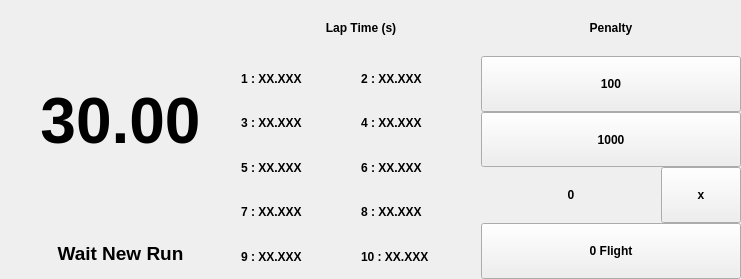
jomarin38/F3FChrono, file F3FChrono/gui/WChrono.ui: the form before one commit.
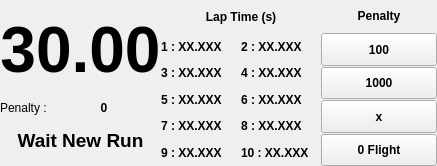
The form after the commit.

Commit message: Improve layout to be consistant with 480*320 display of RPi

Patch:
```diff
--- a/F3FChrono/gui/WChrono.ui
+++ b/F3FChrono/gui/WChrono.ui
@@ -6,8 +6,8 @@
    <rect>
     <x>0</x>
     <y>0</y>
-    <width>741</width>
-    <height>279</height>
+    <width>437</width>
+    <height>166</height>
    </rect>
   </property>
   <property name="sizePolicy">
@@ -22,7 +22,7 @@
   <property name="inputMethodHints">
    <set>Qt::ImhNone</set>
   </property>
-  <layout class="QHBoxLayout" name="horizontalLayout_3">
+  <layout class="QHBoxLayout" name="horizontalLayout_3" stretch="0,0,0">
    <property name="spacing">
     <number>0</number>
    </property>
@@ -79,6 +79,65 @@
        </property>
       </widget>
      </item>
+     <item>
+      <spacer name="verticalSpacer_3">
+       <property name="orientation">
+        <enum>Qt::Vertical</enum>
+       </property>
+       <property name="sizeHint" stdset="0">
+        <size>
+         <width>20</width>
+         <height>40</height>
+        </size>
+       </property>
+      </spacer>
+     </item>
+     <item>
+      <layout class="QHBoxLayout" name="horizontalLayout_4">
+       <item>
+        <widget class="QLabel" name="label">
+         <property name="text">
+          <string>Penalty :</string>
+         </property>
+        </widget>
+       </item>
+       <item>
+        <widget class="QLabel" name="penalty_value">
+         <property name="sizePolicy">
+          <sizepolicy hsizetype="Expanding" vsizetype="Expanding">
+           <horstretch>0</horstretch>
+           <verstretch>0</verstretch>
+          </sizepolicy>
+         </property>
+         <property name="minimumSize">
+          <size>
+           <width>0</width>
+           <height>0</height>
+          </size>
+         </property>
+         <property name="maximumSize">
+          <size>
+           <width>16777215</width>
+           <height>16777215</height>
+          </size>
+         </property>
+         <property name="font">
+          <font>
+           <pointsize>9</pointsize>
+           <weight>75</weight>
+           <bold>true</bold>
+          </font>
+         </property>
+         <property name="text">
+          <string>0</string>
+         </property>
+         <property name="alignment">
+          <set>Qt::AlignCenter</set>
+         </property>
+        </widget>
+       </item>
+      </layout>
+     </item>
      <item>
       <spacer name="verticalSpacer">
        <property name="orientation">
@@ -186,7 +245,7 @@
            </property>
            <property name="minimumSize">
             <size>
-             <width>100</width>
+             <width>80</width>
              <height>0</height>
             </size>
            </property>
@@ -296,7 +355,7 @@
            </property>
            <property name="minimumSize">
             <size>
-             <width>100</width>
+             <width>80</width>
              <height>0</height>
             </size>
            </property>
@@ -400,6 +459,12 @@
    </item>
    <item>
     <layout class="QVBoxLayout" name="verticalLayout_2">
+     <property name="spacing">
+      <number>1</number>
+     </property>
+     <property name="sizeConstraint">
+      <enum>QLayout::SetMinAndMaxSize</enum>
+     </property>
      <item>
       <widget class="QLabel" name="penaltyLabel">
        <property name="sizePolicy">
@@ -468,65 +533,10 @@
        <property name="sizeConstraint">
         <enum>QLayout::SetMinAndMaxSize</enum>
        </property>
-       <item>
-        <spacer name="horizontalSpacer_2">
-         <property name="orientation">
-          <enum>Qt::Horizontal</enum>
-         </property>
-         <property name="sizeHint" stdset="0">
-          <size>
-           <width>40</width>
-           <height>20</height>
-          </size>
-         </property>
-        </spacer>
-       </item>
-       <item>
-        <widget class="QLabel" name="penalty_value">
-         <property name="sizePolicy">
-          <sizepolicy hsizetype="Expanding" vsizetype="Expanding">
-           <horstretch>0</horstretch>
-           <verstretch>0</verstretch>
-          </sizepolicy>
-         </property>
-         <property name="minimumSize">
-          <size>
-           <width>100</width>
-           <height>0</height>
-          </size>
-         </property>
-         <property name="font">
-          <font>
-           <pointsize>9</pointsize>
-           <weight>75</weight>
-           <bold>true</bold>
-          </font>
-         </property>
-         <property name="text">
-          <string>0</string>
-         </property>
-         <property name="alignment">
-          <set>Qt::AlignCenter</set>
-         </property>
-        </widget>
-       </item>
-       <item>
-        <spacer name="horizontalSpacer">
-         <property name="orientation">
-          <enum>Qt::Horizontal</enum>
-         </property>
-         <property name="sizeHint" stdset="0">
-          <size>
-           <width>40</width>
-           <height>20</height>
-          </size>
-         </property>
-        </spacer>
-       </item>
        <item>
         <widget class="QPushButton" name="btn_clear_penalty">
          <property name="sizePolicy">
-          <sizepolicy hsizetype="Expanding" vsizetype="Expanding">
+          <sizepolicy hsizetype="Preferred" vsizetype="Expanding">
            <horstretch>0</horstretch>
            <verstretch>0</verstretch>
           </sizepolicy>
```
The commit also changes 12 other files.
